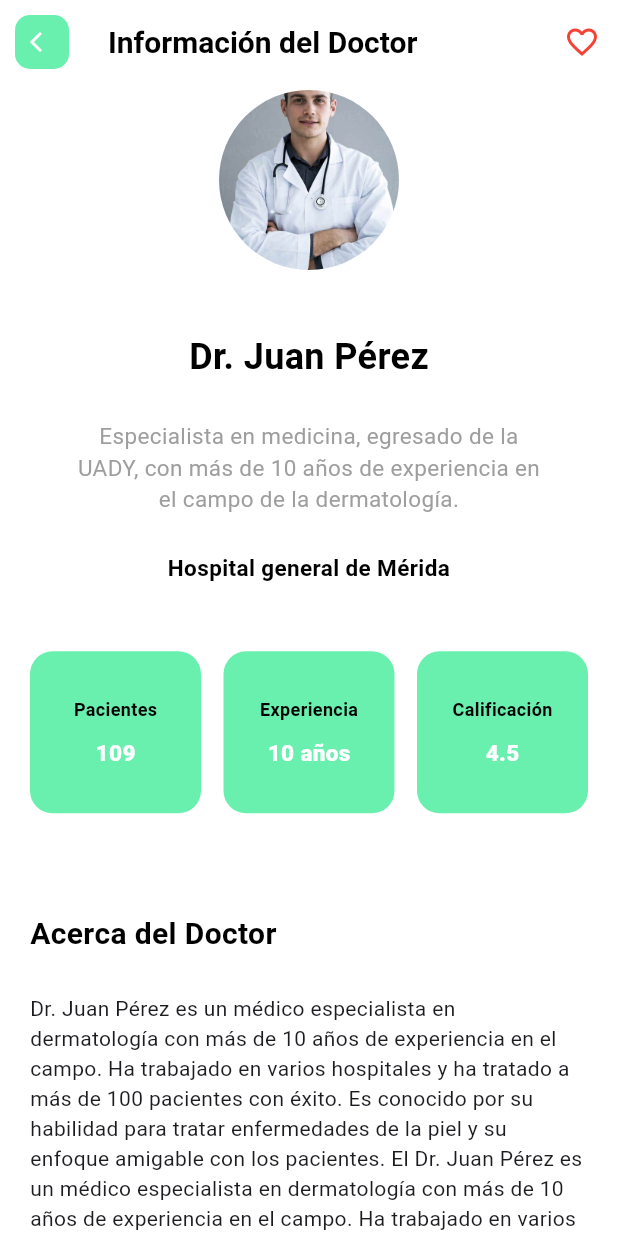
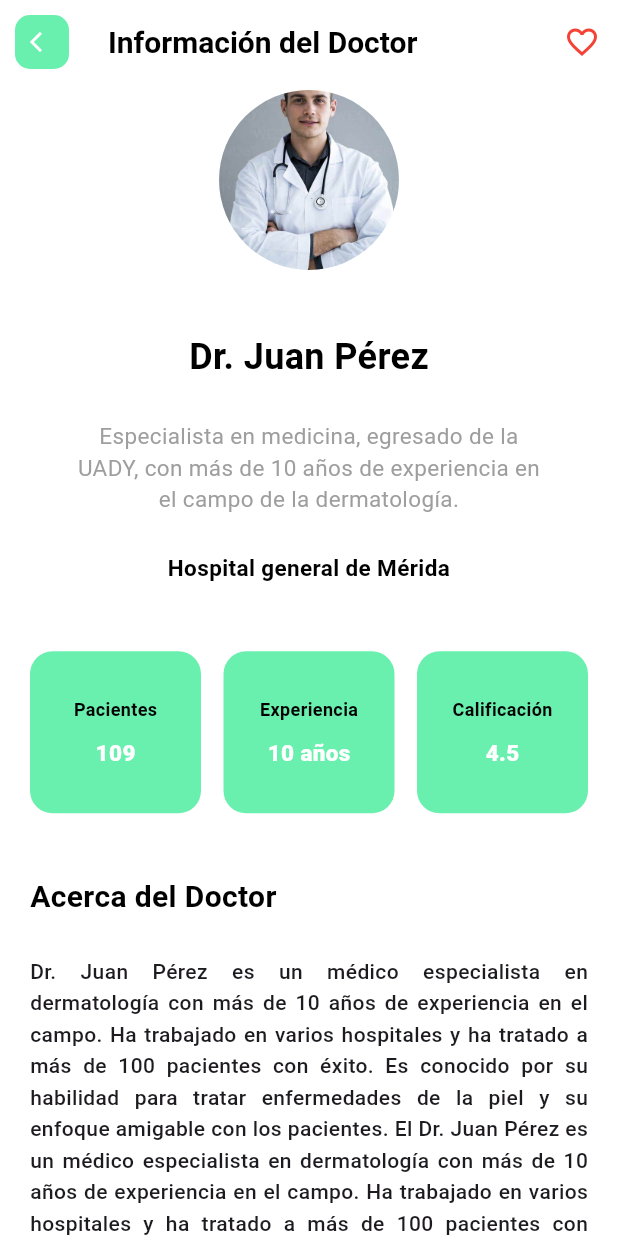
Before and after one commit to DARKTOTEM2703/ProyectoAppDoctor, a Flutter app: the DoctorDetails screen opened by its route, on a phone screen of 412 x 824 dp. Run offline on Flutter 3.47's test engine with Material 3 defaults, Android fonts, the phone set to English and light mode, and no system bars.

Commit message:
Agregar ancho personalizable al botón y mejorar el diseño en la página de detalles del doctor

```diff
--- a/appdoctor/lib/auth_page.dart
+++ b/appdoctor/lib/auth_page.dart
@@ -81,6 +81,8 @@ class _AuthPageState extends State<AuthPage> {
                   Config.espacioPequeno,
                   Center(
                     child: Boton(
+                      width: MediaQuery.of(context).size.width *
+                          0.8, // Asigna un valor adecuado a width
                       tittle: 'Iniciar sesión',
                       onPressed: () {},
                       disabled: false,
--- a/appdoctor/lib/components/boton.dart
+++ b/appdoctor/lib/components/boton.dart
@@ -6,12 +6,14 @@ class Boton extends StatelessWidget {
   final String tittle; // Título del botón
   final Function() onPressed; // Función que se ejecuta al presionar el botón
   final bool disabled; // Estado del botón
+  final double width; // Ancho del botón
 
   const Boton({
     super.key, // Llave del widget
     required this.tittle, // Título del botón
     required this.onPressed, // Función que se ejecuta al presionar el botón
-    required this.disabled, // Estado del botón
+    required this.disabled,
+    required this.width, // Estado del botón
   }); // Llama al constructor de la clase padre
 
   @override // Anulación del método build
@@ -21,7 +23,7 @@ class Boton extends StatelessWidget {
       child: LayoutBuilder(
         builder: (context, constraints) {
           return SizedBox(
-            width: constraints.maxWidth * 0.8, // Ajusta el ancho del botón
+            width: width, // Ajusta el ancho del botón según la variable width
             child: ElevatedButton(
               style: ElevatedButton.styleFrom(
                 backgroundColor: Config.colorprimario, // Color de fondo
--- a/appdoctor/lib/screens/auth_page.dart
+++ b/appdoctor/lib/screens/auth_page.dart
@@ -72,6 +72,7 @@ class AuthPage extends StatelessWidget {
                     ),
                     Config.espacioPequeno,
                     Boton(
+                      width: MediaQuery.of(context).size.width * 0.8,
                       tittle: 'Iniciar sesión',
                       onPressed: () {
                         Navigator.of(context).pushNamed('main');
--- a/appdoctor/lib/screens/doctor_details.dart
+++ b/appdoctor/lib/screens/doctor_details.dart
@@ -1,6 +1,6 @@
+import 'package:appdoctor/components/boton.dart';
 import 'package:appdoctor/utils/config.dart';
 import 'package:flutter/material.dart';
-import 'package:font_awesome_flutter/font_awesome_flutter.dart';
 import 'package:appdoctor/components/custom_appbar.dart';
 
 class DoctorDetails extends StatefulWidget {
@@ -43,6 +43,14 @@ class _DoctorDetails extends State<DoctorDetails> {
               // aquí construimos la tarjeta del doctor
               InformacionDoctor(),
               DetailBody(), // Asegúrate de incluir el cuerpo del detalle
+              Padding(
+                padding: const EdgeInsets.all(20),
+                child: Boton(
+                    width: double.infinity,
+                    tittle: 'Libro de citas',
+                    onPressed: () {},
+                    disabled: false),
+              ),
             ],
           ),
         ),
@@ -59,7 +67,7 @@ class InformacionDoctor extends StatelessWidget {
   @override
   Widget build(BuildContext context) {
     Config.init(context);
-    return Container(
+    return SizedBox(
       width: double.infinity,
       child: Column(
         children: <Widget>[
@@ -118,26 +126,38 @@ class DetailBody extends StatelessWidget {
   @override
   Widget build(BuildContext context) {
     return Container(
-      padding: const EdgeInsets.all(20),
-      margin: const EdgeInsets.only(bottom: 30),
+      padding: const EdgeInsets.all(20), //Aqui pongo el padding de 20
+      margin: const EdgeInsets.only(bottom: 30), //Aqui pongo el margen de 30
       child: Column(
-        crossAxisAlignment: CrossAxisAlignment.stretch,
+        crossAxisAlignment: CrossAxisAlignment
+            .stretch, //CrossAxisAlignment.stretch asegura que los elementos se expandan horizontalmente
         children: <Widget>[
           Config.espacioPequeno,
           DoctorInfo(),
-          Config.espacioGrande,
+          Config.espacioMediano,
           const Text(
             'Acerca del Doctor',
             style: TextStyle(
-              fontSize: 20,
-              fontWeight: FontWeight.bold,
-              color: Colors.black,
+              fontSize: 20, // aqui ponemos el tamaño de la letra
+              fontWeight: FontWeight
+                  .bold, //Aqui pongo el grosor de la letra en este caso en negrita
+              color: Colors
+                  .black, //Aqui pongo el color que quiero que lleve el texto
             ),
           ),
-          Config.espacioPequeno,
+          Config
+              .espacioPequeno, //Aqui extraigo la clase espacioPequeno desde config.dart
           Text(
             'Dr. Juan Pérez es un médico especialista en dermatología con más de 10 años de experiencia en el campo. Ha trabajado en varios hospitales y ha tratado a más de 100 pacientes con éxito. Es conocido por su habilidad para tratar enfermedades de la piel y su enfoque amigable con los pacientes. El Dr. Juan Pérez es un médico especialista en dermatología con más de 10 años de experiencia en el campo. Ha trabajado en varios hospitales y ha tratado a más de 100 pacientes con éxito. Es conocido por su habilidad para tratar enfermedades de la piel y su enfoque amigable con los pacientes.',
-          )
+            style: TextStyle(
+              height: 1.5, //Aqui ponemos el espaciado entre lineas
+              fontWeight: FontWeight.w500, // aqui ponemos el grosor de la letra
+            ),
+            softWrap:
+                true, //Aqui ponemos que se ajuste al tamaño del contenedor
+            textAlign:
+                TextAlign.justify, //Aqui ponemos que se justifique el texto
+          ),
         ],
       ),
     );
```
